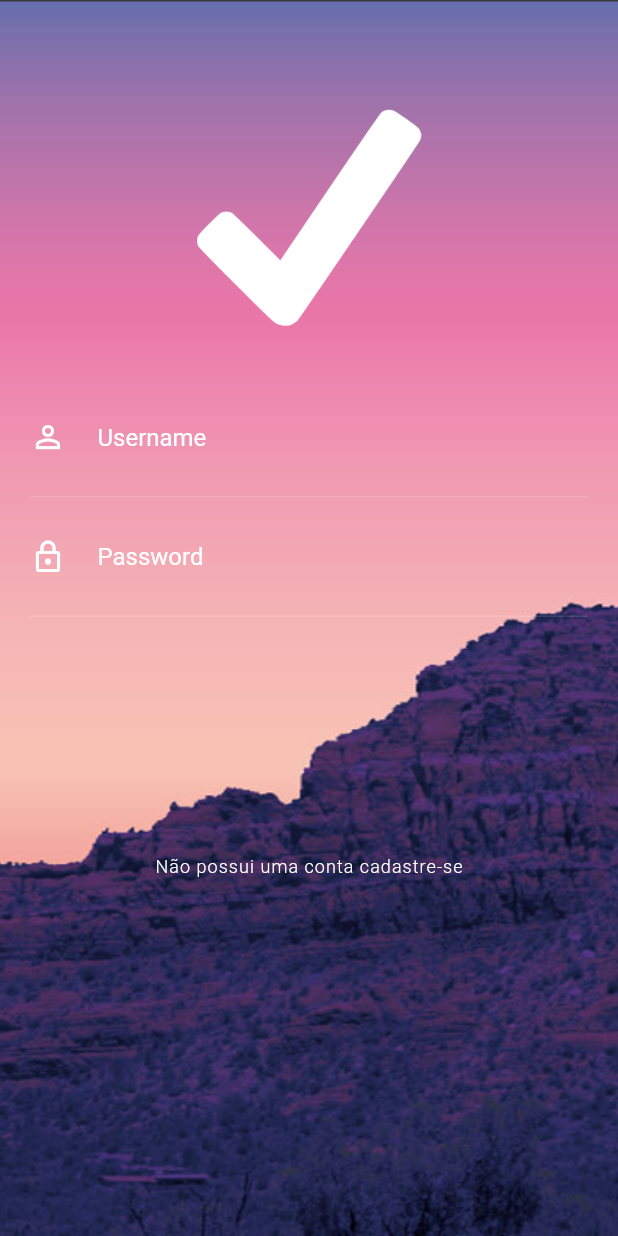
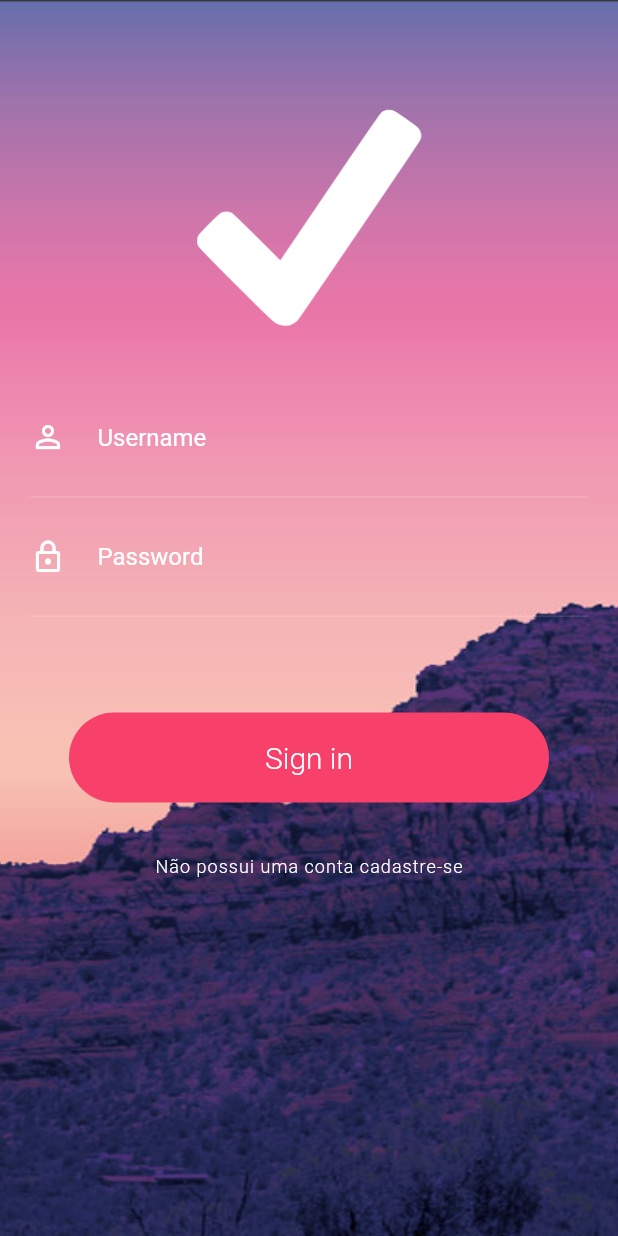
Before and after one commit to allanlucio/advanced_animations_flutter, a Flutter app: the screen it shows after launch, on a phone screen of 412 x 824 dp. Run offline on Flutter 3.47's test engine with Material 2 defaults, Android fonts, the phone set to English and light mode, and no system bars.

Commit message:
Login button animation ready

```diff
--- a/lib/screens/login/login_screen.dart
+++ b/lib/screens/login/login_screen.dart
@@ -1,21 +1,45 @@
 import 'package:advanced_animations/screens/login/widgets/form_container.dart';
 import 'package:advanced_animations/screens/login/widgets/signup_button.dart';
+import 'package:advanced_animations/screens/login/widgets/stagger_animation.dart';
 import 'package:flutter/material.dart';
+import 'package:flutter/scheduler.dart' show timeDilation;
 
 class LoginScreen extends StatefulWidget {
   @override
   _LoginScreenState createState() => _LoginScreenState();
 }
 
-class _LoginScreenState extends State<LoginScreen> {
+class _LoginScreenState extends State<LoginScreen>
+    with SingleTickerProviderStateMixin {
+  AnimationController _animationController;
+
+  @override
+  void initState() {
+    // TODO: implement initState
+    super.initState();
+    _animationController = new AnimationController(
+      vsync: this,
+      duration: Duration(seconds: 2)
+    );
+
+  }
+
+  @override
+  void dispose() {
+    _animationController.dispose();
+    super.dispose();
+  }
+
   @override
   Widget build(BuildContext context) {
+    timeDilation = 1;
     return Scaffold(
       body: Container(
         child: ListView(
           padding: EdgeInsets.zero,
           children: <Widget>[
             Stack(
+              alignment: Alignment.bottomCenter,
               children: <Widget>[
                 Column(
                   children: <Widget>[
@@ -31,6 +55,9 @@ class _LoginScreenState extends State<LoginScreen> {
                     FormContainer(),
                     SignUpButton()
                   ],
+                ),
+                StaggerAnimation(
+                  controller: _animationController.view
                 )
               ],
             )
--- /dev/null
+++ b/lib/screens/login/widgets/stagger_animation.dart
@@ -0,0 +1,75 @@
+import 'package:flutter/material.dart';
+
+class StaggerAnimation extends StatelessWidget {
+  final AnimationController controller;
+  final Animation<double> buttonSqueeze;
+  final Animation<double> buttonZoomOut;
+
+  StaggerAnimation({Key key, this.controller})
+      : this.buttonSqueeze = Tween(begin: 320.0, end: 60.0).animate(
+          CurvedAnimation(
+            parent: controller,
+            curve: Interval(0.0, 0.15),
+          ),
+        ),
+        this.buttonZoomOut = Tween(begin: 60.0, end: 1920.0).animate(
+          CurvedAnimation(
+            parent: controller,
+            curve: Interval(0.5, 1, curve: Curves.bounceOut),
+          ),
+        );
+
+  @override
+  Widget build(BuildContext context) {
+    return AnimatedBuilder(
+      builder: _buildAnimation,
+      animation: controller,
+    );
+  }
+
+  Widget _buildAnimation(BuildContext context, Widget child) {
+    return Padding(
+      padding: EdgeInsets.only(bottom: 50, top: 50),
+      child: InkWell(
+          onTap: () {
+            controller.forward();
+          },
+          child: buttonZoomOut.value <= 60.0
+              ? Container(
+                  width: buttonSqueeze.value,
+                  height: 60,
+                  alignment: Alignment.center,
+                  decoration: BoxDecoration(
+                    color: Color.fromRGBO(247, 64, 106, 1.0),
+                    borderRadius: BorderRadius.all(
+                      Radius.circular(30.0),
+                    ),
+                  ),
+                  child: _buildInside(context),
+                )
+              : Container(
+                  width: buttonZoomOut.value,
+                  height: buttonZoomOut.value,
+                  decoration: BoxDecoration(
+                    color: Color.fromRGBO(247, 64, 106, 1.0),
+                    shape: (buttonZoomOut.value <500.0) ?BoxShape.circle : BoxShape.rectangle
+                  ),
+                )),
+    );
+  }
+
+  Widget _buildInside(BuildContext context) {
+    return buttonSqueeze.value > 75
+        ? Text(
+            "Sign in",
+            style: TextStyle(
+                color: Colors.white,
+                fontSize: 20.0,
+                fontWeight: FontWeight.w300),
+          )
+        : CircularProgressIndicator(
+            valueColor: AlwaysStoppedAnimation<Color>(Colors.white),
+            strokeWidth: 1.0,
+          );
+  }
+}
```
